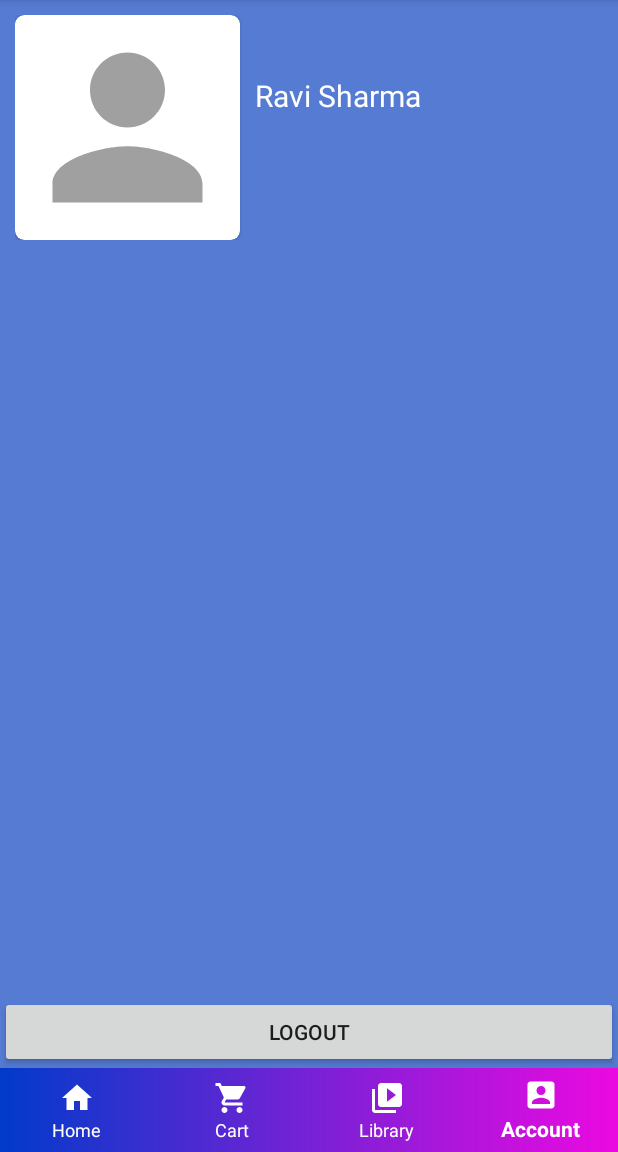
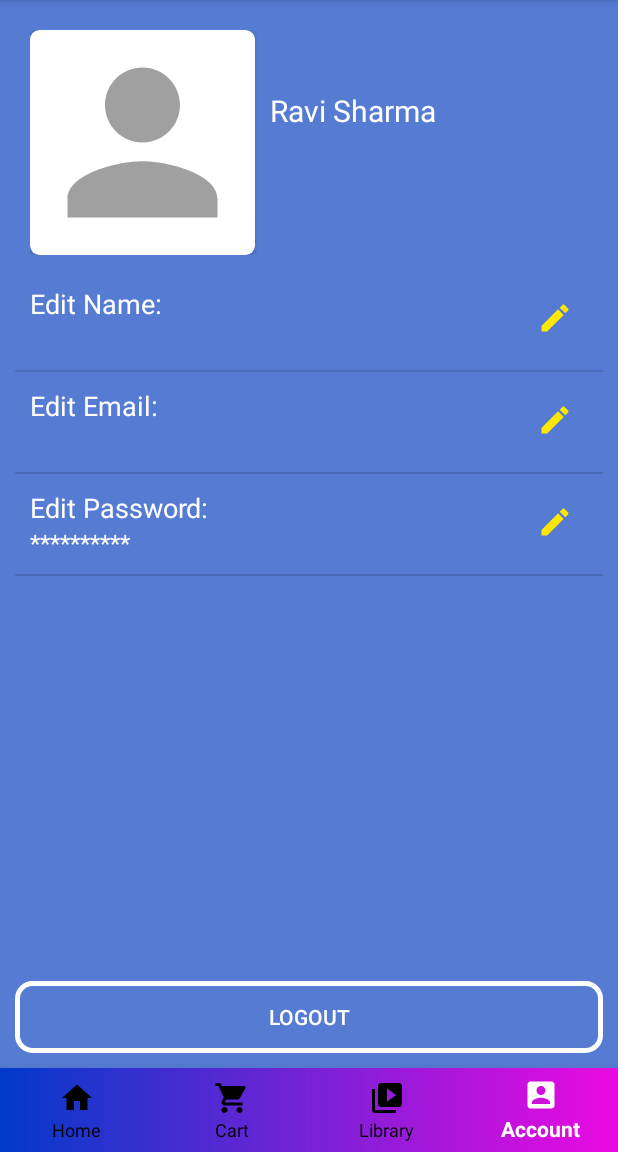
Before and after one commit to itsurravi/Project_Edu_Videos, an Android app: the MainActivity screen opened directly, with no data from a screen before it, item 4 of the bottom bar chosen, on a phone screen of 412 x 824 dp, the part 84-1236 px from its top. Run offline under Robolectric (Android 15) with nearby library versions, the phone set to English and light mode, and no system bars; 6 statements that could not run were skipped.

Commit message:
Account Page is Ready

```diff
--- /dev/null
+++ b/app/src/main/java/com/codrox/myapp/Adapter/ProfileAdapter.java
@@ -0,0 +1,161 @@
+package com.codrox.myapp.Adapter;
+
+import android.app.AlertDialog;
+import android.content.Context;
+import android.database.Cursor;
+import android.view.LayoutInflater;
+import android.view.View;
+import android.view.ViewGroup;
+import android.widget.BaseAdapter;
+import android.widget.Button;
+import android.widget.EditText;
+import android.widget.ImageButton;
+import android.widget.TextView;
+import android.widget.Toast;
+
+import com.codrox.myapp.Database.DB_Handler;
+import com.codrox.myapp.Database.PrefManger;
+import com.codrox.myapp.Models.UserInfo;
+import com.codrox.myapp.R;
+
+import java.util.ArrayList;
+import java.util.List;
+
+import static com.codrox.myapp.fragments.AccountFragment.l;
+import static com.codrox.myapp.fragments.AccountFragment.txt_name;
+
+public class ProfileAdapter extends BaseAdapter {
+
+    Context c;
+
+    List<String> list;
+    List<UserInfo> userInfo;
+
+    public ProfileAdapter(Context c, List<UserInfo> l) {
+        this.c = c;
+        this.userInfo = l;
+        list = new ArrayList<>();
+        list.add("Edit Name: ");
+        list.add("Edit Email: ");
+        list.add("Edit Password: ");
+    }
+
+    @Override
+    public int getCount() {
+        return 3;
+    }
+
+    @Override
+    public Object getItem(int position) {
+        return null;
+    }
+
+    @Override
+    public long getItemId(int position) {
+        return 0;
+    }
+
+    @Override
+    public View getView(final int position, View convertView, ViewGroup parent) {
+        LayoutInflater li = LayoutInflater.from(c);
+        convertView = li.inflate(R.layout.adapter_profile, null);
+
+        TextView edit = convertView.findViewById(R.id.txt_edit);
+        final TextView user_info = convertView.findViewById(R.id.txt_user_info);
+        ImageButton btn = convertView.findViewById(R.id.btn_edit);
+
+        edit.setText(list.get(position));
+
+        switch (position) {
+            case 0:
+                user_info.setText(userInfo.get(0).getName());
+                break;
+            case 1:
+                user_info.setText(userInfo.get(0).getEmail());
+                break;
+            case 2:
+                user_info.setText("**********");
+                break;
+        }
+
+
+        btn.setOnClickListener(new View.OnClickListener() {
+            @Override
+            public void onClick(View v) {
+                showAlertDialog(position);
+            }
+        });
+
+        return convertView;
+    }
+
+    private void showAlertDialog(final int position) {
+        LayoutInflater li = LayoutInflater.from(c);
+        View v = li.inflate(R.layout.alert_edit_profile, null);
+        final AlertDialog.Builder builder = new AlertDialog.Builder(c);
+        builder.setView(v);
+
+        final EditText ed = v.findViewById(R.id.edit_value);
+        Button btn = v.findViewById(R.id.btn_submit);
+
+        final AlertDialog ad = builder.create();
+        ad.show();
+
+        String value = "";
+
+        switch (position) {
+            case 0:
+                value = userInfo.get(0).getName();
+                break;
+            case 1:
+                value = userInfo.get(0).getEmail();
+                break;
+            case 2:
+                value = userInfo.get(0).getPassword();
+                break;
+        }
+
+        ed.setText(value);
+
+        btn.setOnClickListener(new View.OnClickListener() {
+            @Override
+            public void onClick(View v) {
+                String finalValue = ed.getText().toString();
+                DB_Handler db = new DB_Handler(c);
+                switch (position) {
+                    case 0:
+                        db.updateUserName(userInfo.get(0).getId(), finalValue);
+                        break;
+                    case 1:
+                        db.updateUserEmail(userInfo.get(0).getId(), finalValue);
+                        break;
+                    case 2:
+                        db.updateUserPassword(userInfo.get(0).getId(), finalValue);
+                        break;
+                }
+                updateData();
+                ad.dismiss();
+            }
+        });
+    }
+
+    private void updateData() {
+        PrefManger prefManger = new PrefManger(c);
+        DB_Handler db = new DB_Handler(c);
+
+        Cursor c = db.getUserData(String.valueOf(db.getUserId(prefManger.getStringValues(DB_Handler.USER_EMAIL))));
+
+        c.moveToFirst();
+
+        UserInfo info = new UserInfo(
+                c.getString(c.getColumnIndex(DB_Handler.USER_ID)),
+                c.getString(c.getColumnIndex(DB_Handler.USER_NAME)),
+                c.getString(c.getColumnIndex(DB_Handler.USER_EMAIL)),
+                c.getString(c.getColumnIndex(DB_Handler.USER_PASSWORD))
+        );
+
+        l.set(0, info);
+        txt_name.setText(l.get(0).getName());
+        notifyDataSetChanged();
+    }
+}
--- a/app/src/main/java/com/codrox/myapp/fragments/AccountFragment.java
+++ b/app/src/main/java/com/codrox/myapp/fragments/AccountFragment.java
@@ -2,17 +2,28 @@ package com.codrox.myapp.fragments;
 
 
 import android.content.Intent;
+import android.database.Cursor;
 import android.os.Bundle;
+
 import androidx.fragment.app.Fragment;
+
 import android.view.LayoutInflater;
 import android.view.View;
 import android.view.ViewGroup;
 import android.widget.Button;
+import android.widget.ListView;
+import android.widget.TextView;
 
 import com.codrox.myapp.Activity.LoginActivity;
 import com.codrox.myapp.Activity.MainActivity;
+import com.codrox.myapp.Adapter.ProfileAdapter;
+import com.codrox.myapp.Database.DB_Handler;
 import com.codrox.myapp.Database.PrefManger;
+import com.codrox.myapp.Models.UserInfo;
 import com.codrox.myapp.R;
+
+import java.util.ArrayList;
+import java.util.List;
 
 /**
  * A simple {@link Fragment} subclass.
@@ -24,16 +35,47 @@ public class AccountFragment extends Fragment {
         // Required empty public constructor
     }
 
+    PrefManger prefManger;
+    DB_Handler db;
+
     Button btn_logout;
-    PrefManger prefManger;
+    public static TextView txt_name;
+    ListView list_editProfile;
+
+    public static List<UserInfo> l;
 
     @Override
     public View onCreateView(LayoutInflater inflater, ViewGroup container,
                              Bundle savedInstanceState) {
         // Inflate the layout for this fragment
         View v = inflater.inflate(R.layout.fragment_account, container, false);
+        prefManger = new PrefManger(getContext());
+        db = new DB_Handler(getContext());
+
         btn_logout = v.findViewById(R.id.btn_logout);
-        prefManger = new PrefManger(getContext());
+        txt_name = v.findViewById(R.id.txt_name);
+        list_editProfile = v.findViewById(R.id.list_editProfile);
+
+        l = new ArrayList<>();
+        Cursor c = db.getUserData(String.valueOf(db.getUserId(prefManger.getStringValues(DB_Handler.USER_EMAIL))));
+
+        c.moveToFirst();
+
+        UserInfo info = new UserInfo(
+                c.getString(c.getColumnIndex(DB_Handler.USER_ID)),
+                c.getString(c.getColumnIndex(DB_Handler.USER_NAME)),
+                c.getString(c.getColumnIndex(DB_Handler.USER_EMAIL)),
+                c.getString(c.getColumnIndex(DB_Handler.USER_PASSWORD))
+        );
+
+        l.add(info);
+
+        ProfileAdapter ad = new ProfileAdapter(getContext(), l);
+
+        list_editProfile.setAdapter(ad);
+
+        txt_name.setText(l.get(0).getName());
+
         btn_logout.setOnClickListener(new View.OnClickListener() {
             @Override
             public void onClick(View v) {
@@ -44,5 +86,4 @@ public class AccountFragment extends Fragment {
         });
         return v;
     }
-
 }
--- a/app/src/main/java/com/codrox/myapp/fragments/CartFragment.java
+++ b/app/src/main/java/com/codrox/myapp/fragments/CartFragment.java
@@ -5,6 +5,7 @@ import android.os.Bundle;
 
 import androidx.fragment.app.Fragment;
 
+import android.util.Log;
 import android.view.LayoutInflater;
 import android.view.View;
 import android.view.ViewGroup;
@@ -13,11 +14,14 @@ import android.widget.LinearLayout;
 import android.widget.ListView;
 import android.widget.TextView;
 
+import com.codrox.myapp.Activity.MainActivity;
 import com.codrox.myapp.Models.Subjects;
 import com.codrox.myapp.R;
 
 import java.util.ArrayList;
 import java.util.List;
+
+import static com.codrox.myapp.Activity.MainActivity.TAG;
 
 /**
  * A simple {@link Fragment} subclass.
--- a/app/src/main/java/com/codrox/myapp/fragments/HomeFragment.java
+++ b/app/src/main/java/com/codrox/myapp/fragments/HomeFragment.java
@@ -8,6 +8,7 @@ import androidx.fragment.app.Fragment;
 import androidx.fragment.app.FragmentManager;
 import androidx.fragment.app.FragmentTransaction;
 
+import android.util.Log;
 import android.view.LayoutInflater;
 import android.view.View;
 import android.view.ViewGroup;
@@ -21,6 +22,7 @@ import com.codrox.myapp.Activity.MainActivity;
 import com.codrox.myapp.R;
 
 import static com.codrox.myapp.Activity.MainActivity.BACK_STACK_ROOT_TAG;
+import static com.codrox.myapp.Activity.MainActivity.TAG;
 
 public class HomeFragment extends Fragment {
 
--- a/app/src/main/res/drawable/bottom_navigation_item_colors.xml
+++ b/app/src/main/res/drawable/bottom_navigation_item_colors.xml
@@ -4,5 +4,5 @@
     <item android:state_checked="true"
         android:color="@color/colorNavSelected"/>
     <item android:state_checked="false"
-        android:color="@color/colorNavSelected"/>
+        android:color="@color/colorNav"/>
 </selector>
--- /dev/null
+++ b/app/src/main/res/drawable/ic_edit.xml
@@ -0,0 +1,5 @@
+<vector android:height="24dp" android:tint="#FFE700"
+    android:viewportHeight="24.0" android:viewportWidth="24.0"
+    android:width="24dp" xmlns:android="http://schemas.android.com/apk/res/android">
+    <path android:fillColor="#FF000000" android:pathData="M3,17.25V21h3.75L17.81,9.94l-3.75,-3.75L3,17.25zM20.71,7.04c0.39,-0.39 0.39,-1.02 0,-1.41l-2.34,-2.34c-0.39,-0.39 -1.02,-0.39 -1.41,0l-1.83,1.83 3.75,3.75 1.83,-1.83z"/>
+</vector>
--- /dev/null
+++ b/app/src/main/res/layout/adapter_profile.xml
@@ -0,0 +1,39 @@
+<?xml version="1.0" encoding="utf-8"?>
+<LinearLayout xmlns:android="http://schemas.android.com/apk/res/android"
+    android:layout_width="match_parent"
+    android:layout_height="match_parent"
+    android:orientation="horizontal">
+
+    <LinearLayout
+        android:layout_width="match_parent"
+        android:layout_height="wrap_content"
+        android:layout_margin="10dp"
+        android:layout_weight="1"
+        android:orientation="vertical">
+
+        <TextView
+            android:textColor="#fff"
+            android:id="@+id/txt_edit"
+            android:layout_width="match_parent"
+            android:layout_height="wrap_content"
+            android:textSize="18dp" />
+
+        <TextView
+            android:textColor="#fff"
+            android:textSize="16dp"
+            android:id="@+id/txt_user_info"
+            android:layout_width="match_parent"
+            android:layout_height="wrap_content" />
+
+    </LinearLayout>
+
+    <ImageButton
+        android:id="@+id/btn_edit"
+        android:layout_width="wrap_content"
+        android:layout_height="wrap_content"
+        android:layout_margin="10dp"
+        android:background="@null"
+        android:padding="@dimen/padding_10dp"
+        android:src="@drawable/ic_edit" />
+
+</LinearLayout>
--- a/app/src/main/res/layout/fragment_account.xml
+++ b/app/src/main/res/layout/fragment_account.xml
@@ -6,6 +6,7 @@
     android:layout_height="match_parent"
     android:background="@color/fragment_background"
     android:orientation="vertical"
+    android:padding="10dp"
     tools:context=".fragments.AccountFragment">
 
     <LinearLayout
@@ -35,6 +36,7 @@
             </androidx.cardview.widget.CardView>
 
             <TextView
+                android:id="@+id/txt_name"
                 android:layout_width="match_parent"
                 android:layout_height="wrap_content"
                 android:layout_marginLeft="10dp"
@@ -45,6 +47,12 @@
                 android:textSize="20dp" />
 
         </LinearLayout>
+
+        <ListView
+            android:id="@+id/list_editProfile"
+            android:layout_width="match_parent"
+            android:layout_height="match_parent"/>
+
     </LinearLayout>
 
     <Button
@@ -52,6 +60,8 @@
         android:layout_width="match_parent"
         android:layout_height="wrap_content"
         android:layout_alignParentBottom="true"
-        android:text="Logout" />
+        android:background="@drawable/btn_login_background"
+        android:text="Logout"
+        android:textColor="#fff" />
 
 </LinearLayout>
```
Also changed, not shown: app/src/main/java/com/codrox/myapp/Activity/MainActivity.java (+30 -1 lines), app/src/main/java/com/codrox/myapp/Database/DB_Handler.java (+33 -7 lines), app/src/main/java/com/codrox/myapp/Models/UserInfo.java (added, +43 -0 lines), app/src/main/res/layout/activity_login.xml (+6 -4 lines), app/src/main/res/layout/activity_video_player.xml (+5 -2 lines), app/src/main/res/layout/alert_edit_profile.xml (added, +23 -0 lines).
